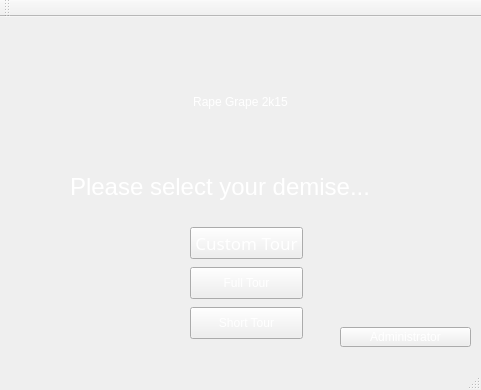
Old version of the form mainwindow.ui in the repository DuncanBauer/WineryTours.
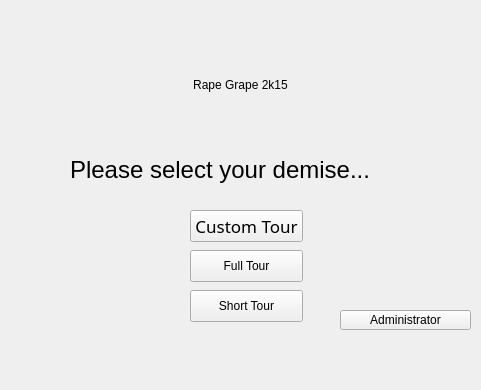
New version of the form. Icons and pictures are not drawn.

What changed in the file:
```diff
--- a/mainwindow.ui
+++ b/mainwindow.ui
@@ -27,8 +27,7 @@
      </rect>
     </property>
     <property name="styleSheet">
-     <string notr="true">color: white;
-font: 13pt &quot;Papyrus&quot;;</string>
+     <string notr="true"/>
     </property>
     <property name="text">
      <string>Administrator</string>
@@ -47,7 +46,7 @@
      <string notr="true">font: italic 36pt &quot;Zapfino&quot;;</string>
     </property>
     <property name="text">
-     <string>&lt;html&gt;&lt;head/&gt;&lt;body&gt;&lt;p align=&quot;center&quot;&gt;&lt;span style=&quot; color:#ffffff;&quot;&gt;Rape Grape 2k15&lt;/span&gt;&lt;/p&gt;&lt;/body&gt;&lt;/html&gt;</string>
+     <string>&lt;html&gt;&lt;head/&gt;&lt;body&gt;&lt;p align=&quot;center&quot;&gt;&lt;span style=&quot; color:#000000;&quot;&gt;Rape Grape 2k15&lt;/span&gt;&lt;/p&gt;&lt;/body&gt;&lt;/html&gt;</string>
     </property>
    </widget>
    <widget class="QLabel" name="Demise">
@@ -60,14 +59,10 @@
      </rect>
     </property>
     <property name="styleSheet">
-     <string notr="true">color: white;
-font: 16pt &quot;Papyrus&quot;;
-
-
-</string>
+     <string notr="true"/>
     </property>
     <property name="text">
-     <string>&lt;html&gt;&lt;head/&gt;&lt;body&gt;&lt;p&gt;&lt;span style=&quot; font-size:18pt; color:#ffffff;&quot;&gt;          Please select your demise...&lt;/span&gt;&lt;/p&gt;&lt;/body&gt;&lt;/html&gt;</string>
+     <string>&lt;html&gt;&lt;head/&gt;&lt;body&gt;&lt;p&gt;&lt;span style=&quot; font-size:18pt; color:#000000;&quot;&gt;Please select your demise...&lt;/span&gt;&lt;/p&gt;&lt;/body&gt;&lt;/html&gt;</string>
     </property>
    </widget>
    <widget class="QPushButton" name="Custom">
@@ -89,10 +84,7 @@
      </font>
     </property>
     <property name="styleSheet">
-     <string notr="true">color: white;
-background-image: url(:/Resources/WineRotator-2000x925.jpg);
-font: 13pt &quot;Papyrus&quot;;
-</string>
+     <string notr="true"/>
     </property>
     <property name="text">
      <string>Custom Tour</string>
@@ -108,9 +100,7 @@
      </rect>
     </property>
     <property name="styleSheet">
-     <string notr="true">color: white;
-font: 13pt &quot;Papyrus&quot;;
-</string>
+     <string notr="true"/>
     </property>
     <property name="text">
      <string>Full Tour</string>
@@ -126,9 +116,7 @@
      </rect>
     </property>
     <property name="styleSheet">
-     <string notr="true">color: white;
-font: 13pt &quot;Papyrus&quot;;
-</string>
+     <string notr="true"/>
     </property>
     <property name="text">
      <string>Short Tour</string>
@@ -145,15 +133,6 @@
     </rect>
    </property>
   </widget>
-  <widget class="QToolBar" name="mainToolBar">
-   <attribute name="toolBarArea">
-    <enum>TopToolBarArea</enum>
-   </attribute>
-   <attribute name="toolBarBreak">
-    <bool>false</bool>
-   </attribute>
-  </widget>
-  <widget class="QStatusBar" name="statusBar"/>
  </widget>
  <layoutdefault spacing="6" margin="11"/>
  <resources/>
```
Left out of the diff: 2 changed lines with no effect on the pictures.
